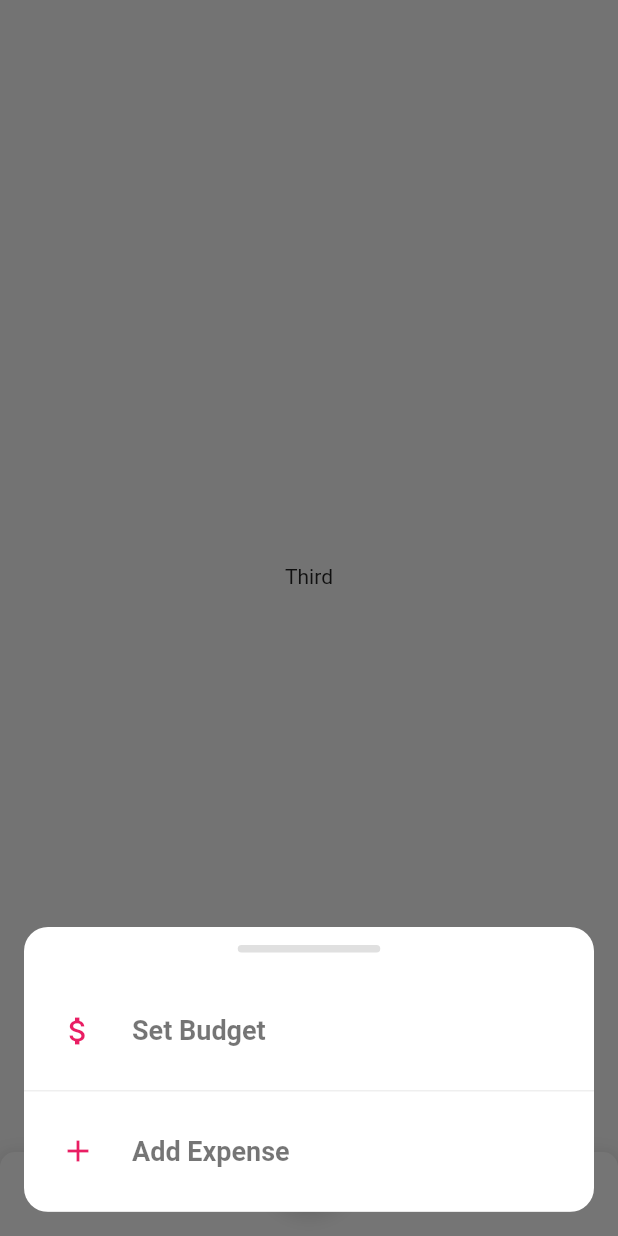
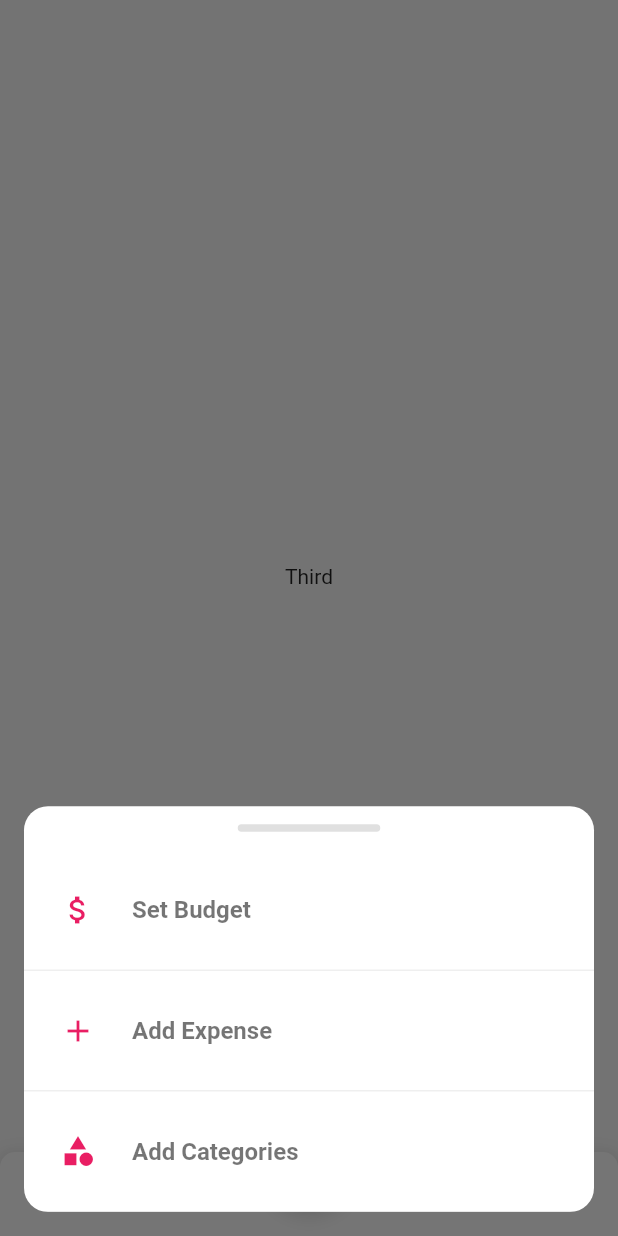
Before and after one commit to nimalchrist/Budget_Buddy, a Flutter app: the RootApp screen opened directly with empty values, item 3 of the bottom bar chosen, after a tap on the "add" icon, on a phone screen of 412 x 824 dp. Run offline on Flutter 3.47's test engine with Material 2 defaults, Android fonts, the phone set to English and light mode, and no system bars; drawn by our look-alikes of animated_bottom_navigation_bar; our stand-ins replace flutter_local_notifications, scrollable_positioned_list, shared_preferences, syncfusion_flutter_charts, timezone; accounts and stored records are empty; network calls fail.

Commit message:
95% completed our mini project

```diff
--- a/budget_buddy/lib/http_Operations/httpServices.dart
+++ b/budget_buddy/lib/http_Operations/httpServices.dart
@@ -1,7 +1,9 @@
 import 'dart:convert';
+import 'package:budget_buddy/main.dart';
 import 'package:budget_buddy/models/CategoryModel.dart';
 import 'package:budget_buddy/models/DailyTransactionModel.dart';
 import 'package:budget_buddy/models/GraphDataModel.dart';
+import 'package:budget_buddy/models/ProfileInfoModel.dart';
 import 'package:http/http.dart' as http;
 import 'package:shared_preferences/shared_preferences.dart';
 
@@ -215,6 +217,40 @@ class HttpService {
     }
   }
 
+  Future<dynamic> getBudgetAmount(int userId) async {
+    int month = DateTime.now().month;
+    int year = DateTime.now().year;
+
+    var map = Map<String, dynamic>();
+    map["current_month"] = month.toString();
+    map["current_year"] = year.toString();
+
+    var url = Uri.parse('http://$ip:3000/budget/$userId');
+    http.Response res = await http.post(url, body: map);
+    dynamic rawData = jsonDecode(res.body);
+    if (res.statusCode == 200) {
+      int? budget = rawData['budget'];
+      return budget;
+    } else {
+      return null;
+    }
+  }
+
+  Future<ProfileInfoModel?> getProfileInfo(int userId) async {
+    var url = Uri.parse('http://$ip:3000/profileInfo/$userId');
+    http.Response res = await http.post(url);
+
+    if (res.statusCode == 200) {
+      dynamic rawData = jsonDecode(res.body);
+      Map<String, dynamic> data = rawData[0];
+      ProfileInfoModel profileInfo = ProfileInfoModel.fromJson(data);
+
+      return profileInfo;
+    } else {
+      return null;
+    }
+  }
+
 // otp verification
   // Future<List<dynamic>> otpVerification(String otp, int userId) async {
   //   try {
--- a/budget_buddy/lib/pages/DailyTransactionPage.dart
+++ b/budget_buddy/lib/pages/DailyTransactionPage.dart
@@ -1,4 +1,4 @@
-import 'package:budget_buddy/pages/editExpensePage.dart';
+import 'package:budget_buddy/pages/EditExpensePage.dart';
 import '../theme/Colors.dart';
 import 'package:flutter/material.dart';
 import '../http_Operations/httpServices.dart';
--- a/budget_buddy/lib/pages/ProfilePage.dart
+++ b/budget_buddy/lib/pages/ProfilePage.dart
@@ -1,18 +1,63 @@
+import 'package:budget_buddy/models/ProfileInfoModel.dart';
+import 'package:budget_buddy/pages/SetBudgetPage.dart';
+import 'package:intl/intl.dart';
+
 import '../theme/Colors.dart';
 import 'package:flutter/material.dart';
-import 'package:percent_indicator/circular_percent_indicator.dart';
+import '../http_Operations/httpServices.dart';
 
 class ProfilePage extends StatefulWidget {
+  final int authorisedUser;
+
+  ProfilePage({Key? key, required this.authorisedUser});
   @override
-  _ProfilePageState createState() => _ProfilePageState();
+  _ProfilePageState createState() => _ProfilePageState(userId: this.authorisedUser);
 }
 
 class _ProfilePageState extends State<ProfilePage> {
-  final TextEditingController _email =
-      TextEditingController(text: "chiristonimal@gmail.com");
-  TextEditingController dateOfBirth = TextEditingController(text: "13-09-2002");
-  TextEditingController password = TextEditingController(text: "123456");
-  bool isSet = false;
+  late HttpService httpService;
+  final int userId;
+  ProfileInfoModel? _profileInfo;
+  _ProfilePageState({required this.userId});
+  int? _budget;
+
+  // void isButgetSetted() async {
+  //   bool? isSet = await httpService.isButgetSetted(userId);
+  //   setState(() {
+  //   });
+  // }
+
+  void fetchBudget() async {
+    int? budget = await httpService.getBudgetAmount(userId);
+    setState(() {
+      _budget = budget;
+    });
+  }
+
+  void fetchProfileInfo() async {
+    ProfileInfoModel? profileInfo = await httpService.getProfileInfo(userId);
+    setState(() {
+      _profileInfo = profileInfo;
+    });
+  }
+
+  String timeFormatter(DateTime dateTime) {
+    return DateFormat('MMM d, y').format(
+      dateTime.add(
+        const Duration(hours: 5, minutes: 30),
+      ),
+    );
+  }
+
+  @override
+  void initState() {
+    super.initState();
+    httpService = HttpService();
+    // isButgetSetted();
+    fetchBudget();
+    fetchProfileInfo();
+  }
+
   @override
   Widget build(BuildContext context) {
     return Scaffold(
@@ -66,6 +111,7 @@ class _ProfilePageState extends State<ProfilePage> {
                   const SizedBox(
                     height: 25,
                   ),
+                  // profile info pic and email
                   Row(
                     children: [
                       SizedBox(
@@ -78,8 +124,7 @@ class _ProfilePageState extends State<ProfilePage> {
                             decoration: const BoxDecoration(
                               shape: BoxShape.circle,
                               image: DecorationImage(
-                                image: NetworkImage(
-                                    "https://images.unsplash.com/photo-1531256456869-ce942a665e80?ixid=MXwxMjA3fDB8MHxzZWFyY2h8MTI4fHxwcm9maWxlfGVufDB8fDB8&ixlib=rb-1.2.1&auto=format&fit=crop&w=800&q=60"),
+                                image: AssetImage('assets/images/author.png'),
                                 fit: BoxFit.cover,
                               ),
                             ),
@@ -91,9 +136,9 @@ class _ProfilePageState extends State<ProfilePage> {
                         child: Column(
                           crossAxisAlignment: CrossAxisAlignment.start,
                           children: [
-                            const Text(
-                              "Abbie Wilson",
-                              style: TextStyle(
+                            Text(
+                              _profileInfo != null ? "@${_profileInfo!.userName}" : "Default User",
+                              style: const TextStyle(
                                 fontSize: 20,
                                 fontWeight: FontWeight.bold,
                                 color: black,
@@ -103,7 +148,7 @@ class _ProfilePageState extends State<ProfilePage> {
                               height: 10,
                             ),
                             Text(
-                              "chiristonimal@gmail.com",
+                              _profileInfo != null ? _profileInfo!.email : "Default Email",
                               style: TextStyle(
                                 fontSize: 14,
                                 fontWeight: FontWeight.w500,
@@ -118,8 +163,7 @@ class _ProfilePageState extends State<ProfilePage> {
                   const SizedBox(
                     height: 25,
                   ),
-                  isSet != true
-                      ? Container(
+                  Container(
                     width: double.infinity,
                     decoration: BoxDecoration(
                       color: primary,
@@ -145,23 +189,25 @@ class _ProfilePageState extends State<ProfilePage> {
                         children: [
                           Column(
                             crossAxisAlignment: CrossAxisAlignment.start,
-                                  children: const [
-                                    Text(
-                                      "Set Monthly budget",
+                            children: [
+                              const Text(
+                                "Monthly budget",
                                 style: TextStyle(
                                   fontWeight: FontWeight.w500,
                                   fontSize: 12,
-                                          color: white),
+                                  color: white,
                                 ),
-                                    SizedBox(
+                              ),
+                              const SizedBox(
                                 height: 10,
                               ),
                               Text(
-                                      "Rs. 0.0",
-                                      style: TextStyle(
+                                _budget != null ? "$_budget.0" : "Rs.0.0",
+                                style: const TextStyle(
                                   fontWeight: FontWeight.bold,
                                   fontSize: 20,
-                                          color: white),
+                                  color: white,
+                                ),
                               ),
                             ],
                           ),
@@ -172,24 +218,30 @@ class _ProfilePageState extends State<ProfilePage> {
                             ),
                             child: GestureDetector(
                               onTap: () {
-                                      setState(() {
-                                        isSet = true;
-                                      });
+                                Navigator.push(
+                                  context,
+                                  MaterialPageRoute(
+                                    builder: (context) => SetBudgetPage(
+                                      authorisedUser: userId,
+                                    ),
+                                  ),
+                                );
                               },
-                                    child: const Padding(
+                              child: _budget == null
+                                  ? const Padding(
                                       padding: EdgeInsets.all(13.0),
                                       child: Text(
                                         "Set now",
                                         style: TextStyle(color: white),
                                       ),
-                                    ),
+                                    )
+                                  : const SizedBox(),
                             ),
                           )
                         ],
                       ),
                     ),
                   )
-                      : const SizedBox()
                 ],
               ),
             ),
@@ -197,83 +249,83 @@ class _ProfilePageState extends State<ProfilePage> {
           const SizedBox(
             height: 50,
           ),
-          Padding(
+          _profileInfo != null
+              ? Padding(
                   padding: const EdgeInsets.only(left: 20, right: 20),
                   child: Column(
                     crossAxisAlignment: CrossAxisAlignment.start,
                     children: [
                       const Text(
+                        "User Name",
+                        style: TextStyle(
+                          fontWeight: FontWeight.w500,
+                          fontSize: 14,
+                          color: Color(0xff67727d),
+                        ),
+                      ),
+                      Padding(
+                        padding: EdgeInsets.only(top: 8.0),
+                        child: Text(
+                          "@${_profileInfo!.userName}",
+                          style: const TextStyle(
+                            fontSize: 18,
+                            fontWeight: FontWeight.bold,
+                            color: black,
+                          ),
+                        ),
+                      ),
+                      const SizedBox(
+                        height: 30,
+                      ),
+                      const Text(
                         "Email",
                         style: TextStyle(
                           fontWeight: FontWeight.w500,
-                      fontSize: 13,
-                      color: Color(0xff67727d)),
+                          fontSize: 14,
+                          color: Color(0xff67727d),
                         ),
-                TextField(
-                  controller: _email,
-                  cursorColor: black,
+                      ),
+                      Padding(
+                        padding: const EdgeInsets.only(top: 8.0),
+                        child: Text(
+                          _profileInfo!.email,
                           style: const TextStyle(
-                    fontSize: 17,
+                            fontSize: 18,
                             fontWeight: FontWeight.bold,
                             color: black,
                           ),
-                  decoration: const InputDecoration(
-                    hintText: "Email",
-                    border: InputBorder.none,
                         ),
                       ),
                       const SizedBox(
-                  height: 20,
+                        height: 30,
                       ),
                       const Text(
-                  "Date of birth",
+                        "Member Since",
                         style: TextStyle(
                           fontWeight: FontWeight.w500,
-                    fontSize: 13,
+                          fontSize: 14,
                           color: Color(0xff67727d),
                         ),
                       ),
-                TextField(
-                  controller: dateOfBirth,
-                  cursorColor: black,
+                      Padding(
+                        padding: EdgeInsets.only(top: 8.0),
+                        child: Text(
+                          timeFormatter(_profileInfo!.registeredAt),
                           style: const TextStyle(
-                    fontSize: 17,
+                            fontSize: 18,
                             fontWeight: FontWeight.bold,
                             color: black,
                           ),
-                  decoration: const InputDecoration(
-                    hintText: "Date of birth",
-                    border: InputBorder.none,
-                  ),
-                ),
-                const SizedBox(
-                  height: 20,
-                ),
-                const Text(
-                  "Date of birth",
-                  style: TextStyle(
-                    fontWeight: FontWeight.w500,
-                    fontSize: 13,
-                    color: Color(0xff67727d),
-                  ),
-                ),
-                TextField(
-                  obscureText: true,
-                  controller: password,
-                  cursorColor: black,
-                  style: const TextStyle(
-                    fontSize: 17,
-                    fontWeight: FontWeight.bold,
-                    color: black,
-                  ),
-                  decoration: const InputDecoration(
-                    hintText: "Password",
-                    border: InputBorder.none,
                         ),
                       ),
                     ],
                   ),
                 )
+              : const Center(
+                  child: CircularProgressIndicator(
+                    color: Colors.pink,
+                  ),
+                ),
         ],
       ),
     );
--- a/budget_buddy/lib/pages/RootApp.dart
+++ b/budget_buddy/lib/pages/RootApp.dart
@@ -1,7 +1,10 @@
+// ignore_for_file: unnecessary_null_comparison
+
 import 'package:animated_bottom_navigation_bar/animated_bottom_navigation_bar.dart';
 import 'package:budget_buddy/pages/AddExpensePage.dart';
 import 'package:budget_buddy/pages/DailyTransactionPage.dart';
 import 'package:budget_buddy/pages/ProfilePage.dart';
+import 'package:budget_buddy/pages/SetBudgetPage.dart';
 import 'package:budget_buddy/pages/StatisticsPage.dart';
 import 'package:flutter/material.dart';
 import '../theme/Colors.dart';
@@ -33,7 +36,9 @@ class _RootAppState extends State<RootApp> {
         authorisedUser: userId,
       ),
       const IncomePage(),
-      ProfilePage(),
+      ProfilePage(
+        authorisedUser: userId,
+      ),
     ];
   }
 
@@ -64,11 +69,22 @@ class _RootAppState extends State<RootApp> {
                           'Set Budget',
                           style: TextStyle(
                             color: Colors.black54,
-                            fontSize: 18,
+                            fontSize: 16,
                             fontWeight: FontWeight.bold,
                           ),
                         ),
-                        onPressed: () {},
+                        onPressed: () {
+                          Navigator.pop(context);
+
+                          Navigator.push(
+                            context,
+                            MaterialPageRoute(
+                              builder: (context) => SetBudgetPage(
+                                authorisedUser: userId,
+                              ),
+                            ),
+                          );
+                        },
                       ),
                       leading: const Icon(
                         Icons.attach_money,
@@ -82,7 +98,7 @@ class _RootAppState extends State<RootApp> {
                           'Add Expense',
                           style: TextStyle(
                             color: Colors.black54,
-                            fontSize: 18,
+                            fontSize: 16,
                             fontWeight: FontWeight.bold,
                           ),
                         ),
@@ -101,6 +117,24 @@ class _RootAppState extends State<RootApp> {
                       ),
                       leading: const Icon(
                         Icons.add,
+                        color: Colors.pink,
+                      ),
+                    ),
+                    _buildListItem(
+                      context,
+                      title: TextButton(
+                        child: const Text(
+                          'Add Categories',
+                          style: TextStyle(
+                            color: Colors.black54,
+                            fontSize: 16,
+                            fontWeight: FontWeight.bold,
+                          ),
+                        ),
+                        onPressed: () {},
+                      ),
+                      leading: const Icon(
+                        Icons.category,
                         color: Colors.pink,
                       ),
                     ),
@@ -176,6 +210,7 @@ class _RootAppState extends State<RootApp> {
       child: Row(
         mainAxisSize: MainAxisSize.max,
         children: [
+          // ignore: unnecessary_null_comparison
           if (leading != null) leading,
           if (title != null)
             Padding(
@@ -183,9 +218,8 @@ class _RootAppState extends State<RootApp> {
                 horizontal: 16.0,
               ),
               child: DefaultTextStyle(
+                style: theme.textTheme.headline6 as TextStyle,
                 child: title,
-                // ignore: deprecated_member_use
-                style: theme.textTheme.headline6 as TextStyle,
               ),
             ),
           const Spacer(),
--- a/budget_buddy/lib/pages/StatisticsPage.dart
+++ b/budget_buddy/lib/pages/StatisticsPage.dart
@@ -47,8 +47,6 @@ class _StatisticsPageState extends State<StatisticsPage> {
       _balance = balance;
     });
   }
-
-  bool showAvg = false;
 
   @override
   Widget build(BuildContext context) {
--- a/budget_buddy/lib/services/NotificationService.dart
+++ b/budget_buddy/lib/services/NotificationService.dart
@@ -50,7 +50,7 @@ class NotificationService {
   final FlutterLocalNotificationsPlugin _notificationsPlugin = FlutterLocalNotificationsPlugin();
 
   Future<void> initNotifications() async {
-    print("Method called");
+    print("Notification service initialized");
     tz.initializeTimeZones();
     const AndroidInitializationSettings initializationSettingsAndroid =
         AndroidInitializationSettings('ic_launcher');
@@ -62,7 +62,7 @@ class NotificationService {
     bool? budgetSet = await httpService.isButgetSetted(userId);
     if (budgetSet != null) {
       if (!budgetSet) {
-        print("Method called for send notifications");
+        print("Notifications are scheduled");
         _scheduleNotifications();
       }
     }
--- a/budget_buddy/pubspec.yaml
+++ b/budget_buddy/pubspec.yaml
@@ -71,6 +71,8 @@ flutter:
   # To add assets to your application, add an assets section, like this:
   assets:
     - assets/images/bg.png
+    - assets/images/author.png
+    - assets/images/budget_reminder.png
 
   # An image asset can refer to one or more resolution-specific "variants", see
   # https://flutter.dev/assets-and-images/#resolution-aware
```
Also changed, not shown: budget_buddy/lib/models/ProfileInfoModel.dart (added, +26 -0 lines), budget_buddy/lib/pages/AddExpensePage.dart (+29 -8 lines), budget_buddy/lib/pages/LoginPage.dart (+13 -3 lines), budget_buddy/lib/pages/SetBudgetPage.dart (added, +254 -0 lines), budget_buddy/lib/pages/SignUpPage.dart (+17 -3 lines), budget_buddy/assets/images/author.png (added), budget_buddy/assets/images/budget_reminder.png (added), 2 other files. Lines whose indentation alone changed are shown as unchanged.
